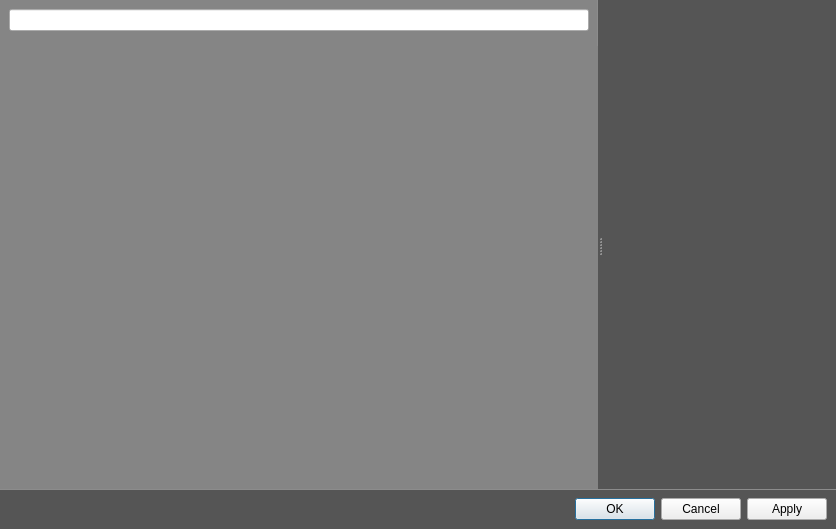
First picture: the form in plugins/settings/settingsdialog.ui, repository eventmusicmachine/emm, before the edit.
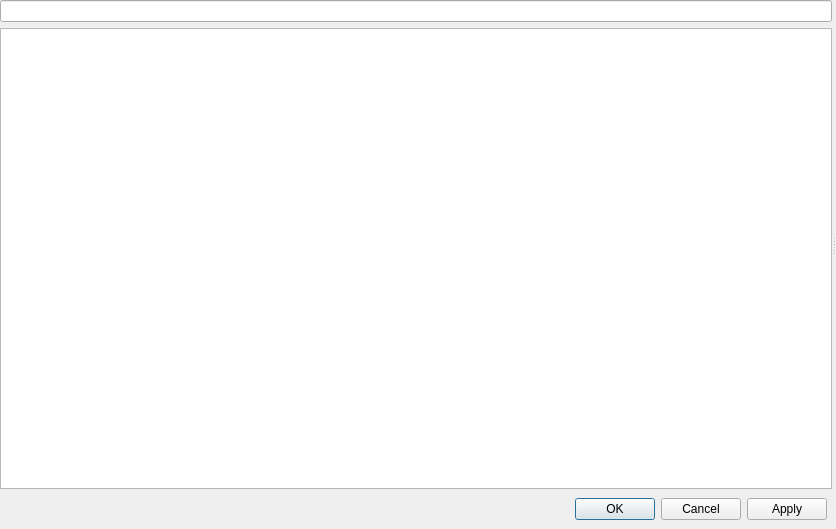
Second picture: the form after the edit.

```diff
--- a/plugins/settings/settingsdialog.ui
+++ b/plugins/settings/settingsdialog.ui
@@ -13,23 +13,6 @@
   <property name="windowTitle">
    <string>Settings</string>
   </property>
-  <property name="styleSheet">
-   <string notr="true">QDialog {
-  background-color: rgb(85, 85, 85);
-}
-
-#controlWidget {
-  border-top: 1px solid rgb(140, 140, 140);
-}
-
-#navigationWidget {
-  border-right: 1px solid rgb(140, 140, 140);
-}
-
-QTreeView, #navigationWidget {
-  background-color: rgb(133, 133, 133);
-}</string>
-  </property>
   <layout class="QVBoxLayout" name="dialogLayout" stretch="1,0">
    <property name="spacing">
     <number>0</number>
@@ -68,32 +51,8 @@
         </property>
         <widget class="QWidget" name="navigationWidget" native="true">
          <layout class="QVBoxLayout" name="verticalLayout">
-          <property name="leftMargin">
-           <number>0</number>
-          </property>
-          <property name="topMargin">
-           <number>0</number>
-          </property>
-          <property name="rightMargin">
-           <number>0</number>
-          </property>
-          <property name="bottomMargin">
-           <number>0</number>
-          </property>
           <item>
            <layout class="QHBoxLayout" name="searchLayout">
-            <property name="leftMargin">
-             <number>9</number>
-            </property>
-            <property name="topMargin">
-             <number>9</number>
-            </property>
-            <property name="rightMargin">
-             <number>9</number>
-            </property>
-            <property name="bottomMargin">
-             <number>9</number>
-            </property>
             <item>
              <widget class="QLineEdit" name="searchTextField"/>
             </item>
@@ -101,12 +60,6 @@
           </item>
           <item>
            <widget class="QTreeView" name="navigationTree">
-            <property name="frameShape">
-             <enum>QFrame::NoFrame</enum>
-            </property>
-            <property name="lineWidth">
-             <number>0</number>
-            </property>
             <attribute name="headerVisible">
              <bool>false</bool>
             </attribute>
@@ -114,7 +67,22 @@
           </item>
          </layout>
         </widget>
-        <widget class="QWidget" name="contentWidget" native="true"/>
+        <widget class="QWidget" name="contentWidget" native="true">
+         <layout class="QVBoxLayout" name="contentLayout">
+          <property name="leftMargin">
+           <number>0</number>
+          </property>
+          <property name="topMargin">
+           <number>0</number>
+          </property>
+          <property name="rightMargin">
+           <number>0</number>
+          </property>
+          <property name="bottomMargin">
+           <number>0</number>
+          </property>
+         </layout>
+        </widget>
        </widget>
       </item>
      </layout>
```
